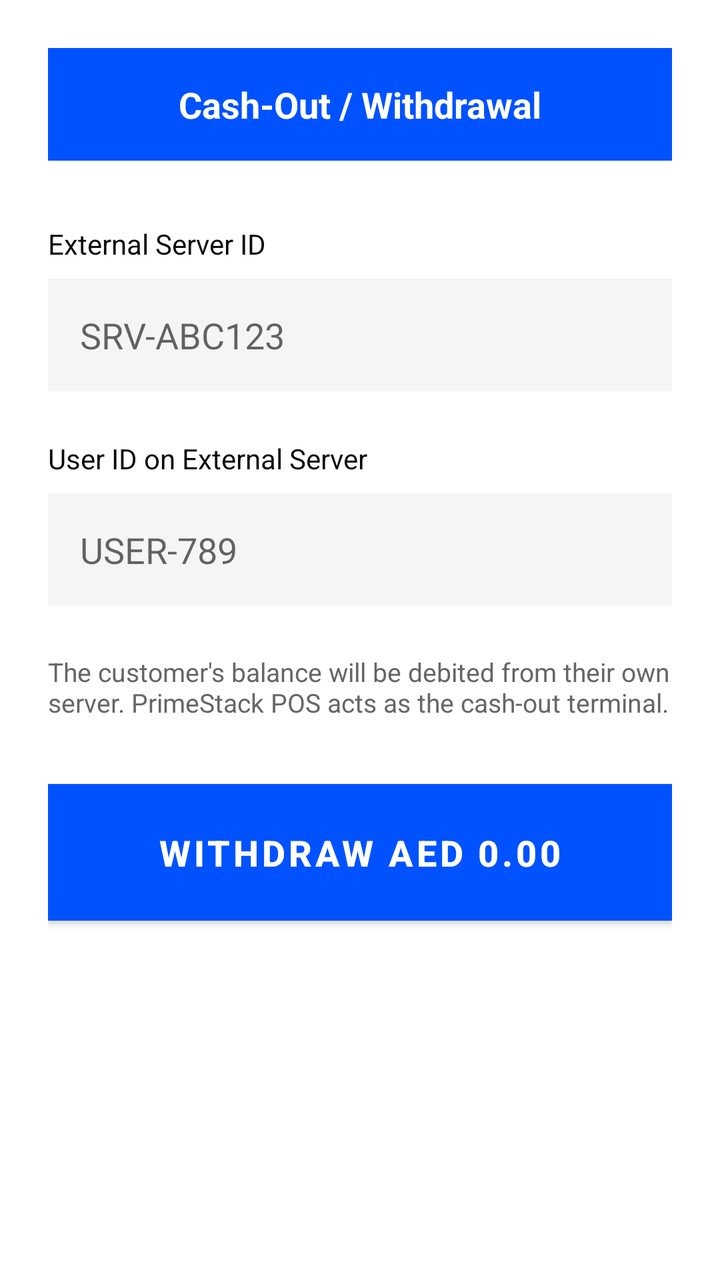
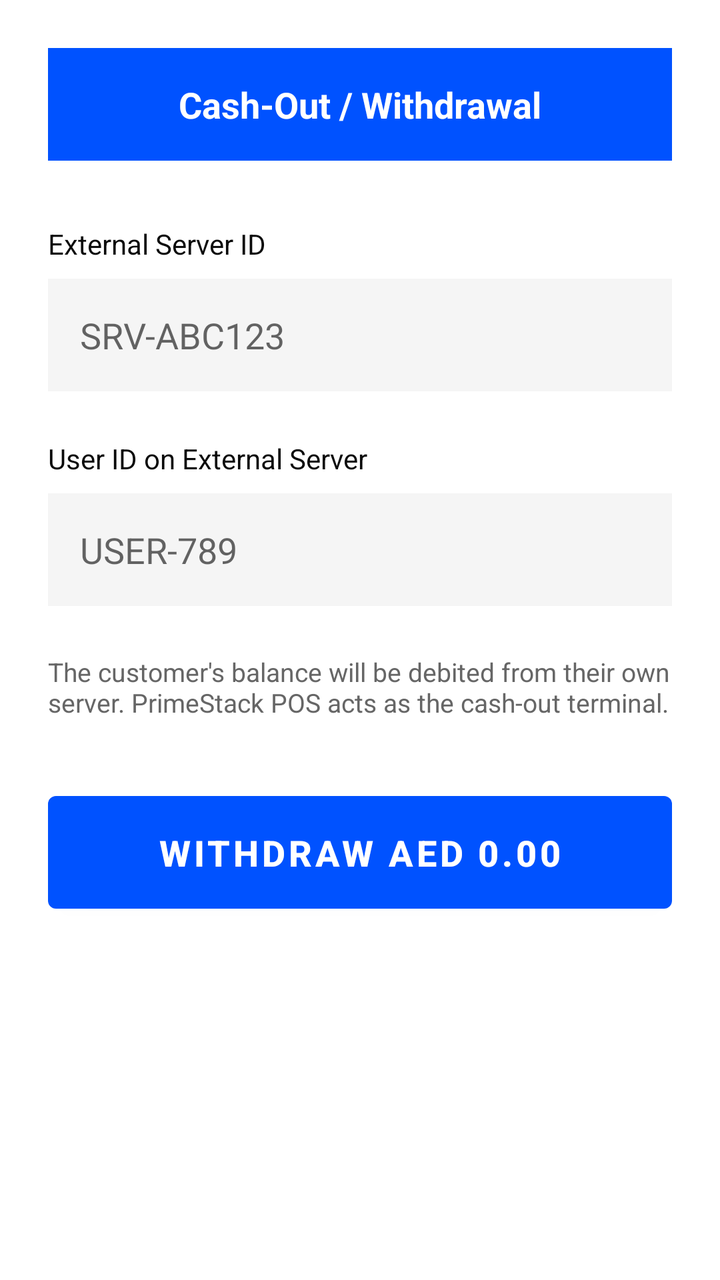

Before-and-after screenshots of an Android layout around one commit, followed by the original layout XML and the change that was made.
<!-- AndroidManifest.xml: activity theme Theme.PrimeStackTapToPay -->
<!-- res/layout/activity_cashout.xml -->
<?xml version="1.0" encoding="utf-8"?>
<LinearLayout xmlns:android="http://schemas.android.com/apk/res/android"
    android:layout_width="match_parent"
    android:layout_height="match_parent"
    android:background="@color/white"
    android:orientation="vertical"
    android:padding="24dp">

    <TextView
        android:layout_width="match_parent"
        android:layout_height="wrap_content"
        android:background="@color/primestack_primary"
        android:text="Cash-Out / Withdrawal"
        android:textColor="@color/white"
        android:textSize="18sp"
        android:textStyle="bold"
        android:padding="16dp"
        android:gravity="center" />

    <TextView
        android:layout_width="wrap_content"
        android:layout_height="wrap_content"
        android:text="External Server ID"
        android:textColor="@color/primestack_secondary"
        android:textSize="14sp"
        android:layout_marginTop="32dp" />

    <EditText
        android:id="@+id/serverIdInput"
        android:layout_width="match_parent"
        android:layout_height="wrap_content"
        android:hint="SRV-ABC123"
        android:inputType="text"
        android:padding="16dp"
        android:background="@color/primestack_light_gray"
        android:layout_marginTop="8dp" />

    <TextView
        android:layout_width="wrap_content"
        android:layout_height="wrap_content"
        android:text="User ID on External Server"
        android:textColor="@color/primestack_secondary"
        android:textSize="14sp"
        android:layout_marginTop="24dp" />

    <EditText
        android:id="@+id/userIdInput"
        android:layout_width="match_parent"
        android:layout_height="wrap_content"
        android:hint="USER-789"
        android:inputType="text"
        android:padding="16dp"
        android:background="@color/primestack_light_gray"
        android:layout_marginTop="8dp" />

    <TextView
        android:layout_width="wrap_content"
        android:layout_height="wrap_content"
        android:text="The customer's balance will be debited from their own server. PrimeStack POS acts as the cash-out terminal."
        android:textColor="@color/primestack_gray"
        android:textSize="13sp"
        android:layout_marginTop="24dp" />

    <Button
        android:id="@+id/btnCashOut"
        android:layout_width="match_parent"
        android:layout_height="wrap_content"
        android:text="Withdraw AED 0.00"
        android:textSize="18sp"
        android:textStyle="bold"
        android:padding="16dp"
        android:background="@color/primestack_primary"
        android:textColor="@color/white"
        android:layout_marginTop="32dp" />

</LinearLayout>
<!-- resources referenced by this layout -->
<resources>
  <color name="primestack_gray">#666666</color>
  <color name="primestack_light_gray">#F5F5F5</color>
  <color name="primestack_primary">#0052FF</color>
  <color name="primestack_secondary">#0A0A0A</color>
  <color name="white">#FFFFFFFF</color>
  <style name="Theme.PrimeStackTapToPay" parent="Theme.MaterialComponents.DayNight.DarkActionBar">
          
          <item name="colorPrimary">@color/purple_500</item>
          <item name="colorPrimaryVariant">@color/purple_700</item>
          <item name="colorOnPrimary">@color/white</item>
          
          <item name="colorSecondary">@color/teal_200</item>
          <item name="colorSecondaryVariant">@color/teal_700</item>
          <item name="colorOnSecondary">@color/black</item>
          
          <item name="android:statusBarColor">?attr/colorPrimaryVariant</item>
          
      </style>
  <color name="purple_500">#0052FF</color>
  <color name="purple_700">#0039B3</color>
  <color name="teal_200">#00D1FF</color>
  <color name="teal_700">#0099CC</color>
  <color name="black">#FF000000</color>
</resources>

<!-- the commit's change to res/layout/activity_cashout.xml (unified diff, before → after) -->
@@ -1,5 +1,6 @@
 <?xml version="1.0" encoding="utf-8"?>
 <LinearLayout xmlns:android="http://schemas.android.com/apk/res/android"
+    xmlns:app="http://schemas.android.com/apk/res-auto"
     android:layout_width="match_parent"
     android:layout_height="match_parent"
     android:background="@color/white"
@@ -69,7 +70,7 @@
         android:textSize="18sp"
         android:textStyle="bold"
         android:padding="16dp"
-        android:background="@color/primestack_primary"
+        app:backgroundTint="@color/primestack_primary"
         android:textColor="@color/white"
         android:layout_marginTop="32dp" />
 
